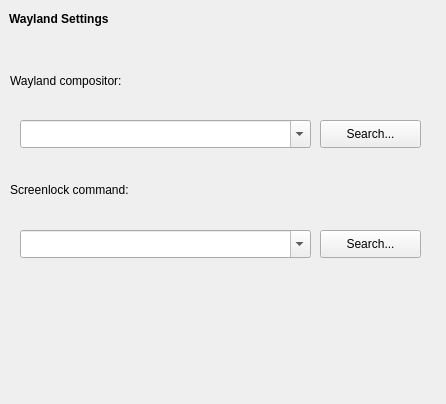
lxqt/lxqt-session, file lxqt-config-session/waylandsettings.ui: the form before one commit.
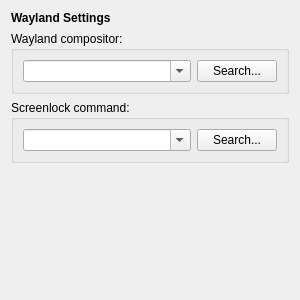
The form after the commit.

Diff of the .ui file:
```diff
--- a/lxqt-config-session/waylandsettings.ui
+++ b/lxqt-config-session/waylandsettings.ui
@@ -6,69 +6,16 @@
    <rect>
     <x>0</x>
     <y>0</y>
-    <width>446</width>
-    <height>404</height>
+    <width>300</width>
+    <height>300</height>
    </rect>
   </property>
-  <widget class="QPushButton" name="findWayLockCommandButton">
-   <property name="geometry">
-    <rect>
-     <x>320</x>
-     <y>230</y>
-     <width>101</width>
-     <height>28</height>
-    </rect>
-   </property>
-   <property name="text">
-    <string>Search...</string>
-   </property>
-  </widget>
-  <widget class="QComboBox" name="wayLockCommandComboBox">
-   <property name="geometry">
-    <rect>
-     <x>20</x>
-     <y>230</y>
-     <width>291</width>
-     <height>28</height>
-    </rect>
-   </property>
-   <property name="sizePolicy">
-    <sizepolicy hsizetype="MinimumExpanding" vsizetype="Fixed">
-     <horstretch>0</horstretch>
-     <verstretch>0</verstretch>
-    </sizepolicy>
-   </property>
-   <property name="toolTip">
-    <string>Use &quot;loginctl lock-session&quot; on kwin_wayland</string>
-   </property>
-   <property name="editable">
-    <bool>true</bool>
-   </property>
-  </widget>
-  <widget class="QLabel" name="wayLockCommandLabel">
-   <property name="geometry">
-    <rect>
-     <x>10</x>
-     <y>180</y>
-     <width>286</width>
-     <height>20</height>
-    </rect>
-   </property>
-   <property name="text">
-    <string>Screenlock command:</string>
-   </property>
-  </widget>
+  <layout class="QVBoxLayout" name="verticalLayout">
+   <item>
   <widget class="QLabel" name="label">
-   <property name="geometry">
-    <rect>
-     <x>9</x>
-     <y>9</y>
-     <width>168</width>
-     <height>20</height>
-    </rect>
-   </property>
    <property name="font">
     <font>
+       <weight>75</weight>
      <bold>true</bold>
     </font>
    </property>
@@ -76,28 +23,15 @@
     <string>Wayland Settings</string>
    </property>
   </widget>
-  <widget class="QPushButton" name="findCompositorButton">
-   <property name="geometry">
-    <rect>
-     <x>320</x>
-     <y>120</y>
-     <width>101</width>
-     <height>28</height>
-    </rect>
-   </property>
-   <property name="text">
-    <string>Search...</string>
-   </property>
-  </widget>
+   </item>
+   <item>
+    <widget class="QGroupBox" name="groupBox">
+     <property name="title">
+      <string>Wayland compositor:</string>
+     </property>
+     <layout class="QHBoxLayout" name="horizontalLayout">
+      <item>
   <widget class="QComboBox" name="compositorComboBox">
-   <property name="geometry">
-    <rect>
-     <x>20</x>
-     <y>120</y>
-     <width>291</width>
-     <height>28</height>
-    </rect>
-   </property>
    <property name="sizePolicy">
     <sizepolicy hsizetype="MinimumExpanding" vsizetype="Fixed">
      <horstretch>0</horstretch>
@@ -111,19 +45,66 @@
     <string>Wayland Compotis:</string>
    </property>
   </widget>
-  <widget class="QLabel" name="wayLockCommandLabel_2">
-   <property name="geometry">
-    <rect>
-     <x>10</x>
-     <y>60</y>
-     <width>404</width>
-     <height>42</height>
-    </rect>
-   </property>
+      </item>
+      <item>
+       <widget class="QPushButton" name="findCompositorButton">
+        <property name="text">
+         <string>Search...</string>
+        </property>
+       </widget>
+      </item>
+     </layout>
+    </widget>
+   </item>
+   <item>
+    <widget class="QGroupBox" name="groupBox_2">
+     <property name="title">
+      <string>Screenlock command:</string>
+     </property>
+     <layout class="QHBoxLayout" name="horizontalLayout_1">
+      <item>
+       <widget class="QComboBox" name="wayLockCommandComboBox">
+        <property name="sizePolicy">
+         <sizepolicy hsizetype="MinimumExpanding" vsizetype="Fixed">
+          <horstretch>0</horstretch>
+          <verstretch>0</verstretch>
+         </sizepolicy>
+        </property>
+        <property name="toolTip">
+         <string>Use &quot;loginctl lock-session&quot; on kwin_wayland</string>
+        </property>
+        <property name="editable">
+         <bool>true</bool>
+        </property>
+       </widget>
+      </item>
+      <item>
+       <widget class="QPushButton" name="findWayLockCommandButton">
    <property name="text">
-    <string>Wayland compositor:</string>
-   </property>
-  </widget>
+         <string>Search...</string>
+        </property>
+       </widget>
+      </item>
+     </layout>
+    </widget>
+   </item>
+   <item>
+    <spacer name="verticalSpacer">
+     <property name="orientation">
+      <enum>Qt::Vertical</enum>
+     </property>
+     <property name="sizeType">
+      <enum>QSizePolicy::MinimumExpanding</enum>
+     </property>
+     <property name="sizeHint" stdset="0">
+      <size>
+       <width>10</width>
+       <height>10</height>
+      </size>
+     </property>
+    </spacer>
+   </item>
+  </layout>
  </widget>
  <resources/>
  <connections/>
```
Lines whose indentation alone changed are shown as unchanged.
